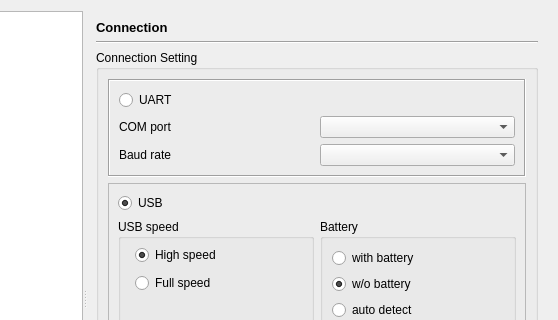
Qt form UI/forms/OptionDialog.ui (Badmaneers/sptool-zenia) before a commit; both pictures show x 193 to 751 and y 0 to 320 of the 751 by 595 pixel window.
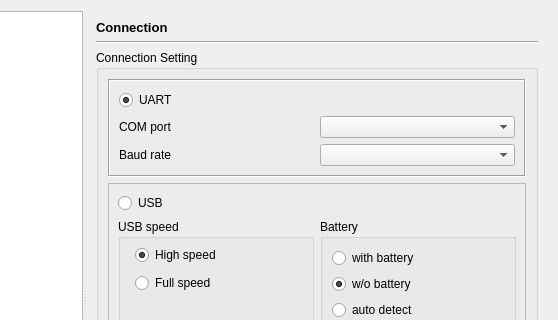
The same form after that commit. The open tabs and pages were chosen to show the change. Icons and pictures are not drawn.

Diff of the .ui file:
```diff
--- a/UI/forms/OptionDialog.ui
+++ b/UI/forms/OptionDialog.ui
@@ -1505,6 +1505,9 @@
                   <property name="text">
                    <string>UART</string>
                   </property>
+                   <property name="checked">
+                    <bool>true</bool>
+                   </property>
                  </widget>
                 </item>
                 <item row="1" column="0">
@@ -1568,7 +1571,7 @@
                    <string>USB</string>
                   </property>
                   <property name="checked">
-                   <bool>true</bool>
+                    <bool>false</bool>
                   </property>
                  </widget>
                 </item>
```
Lines whose indentation alone changed are shown as unchanged.
